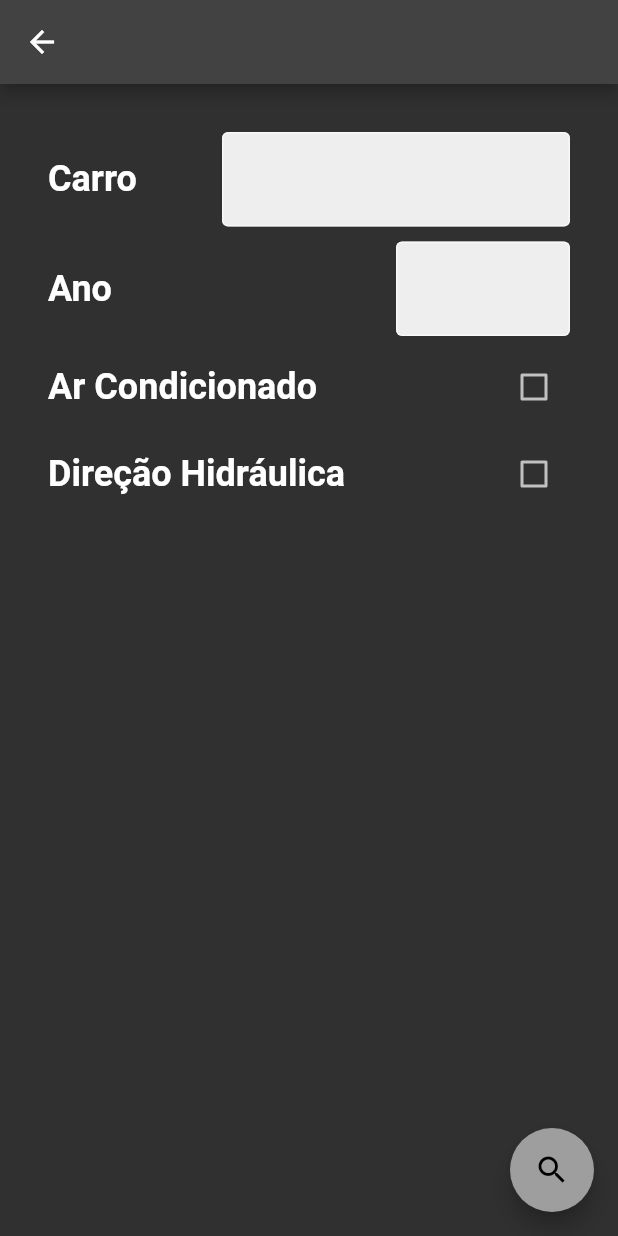
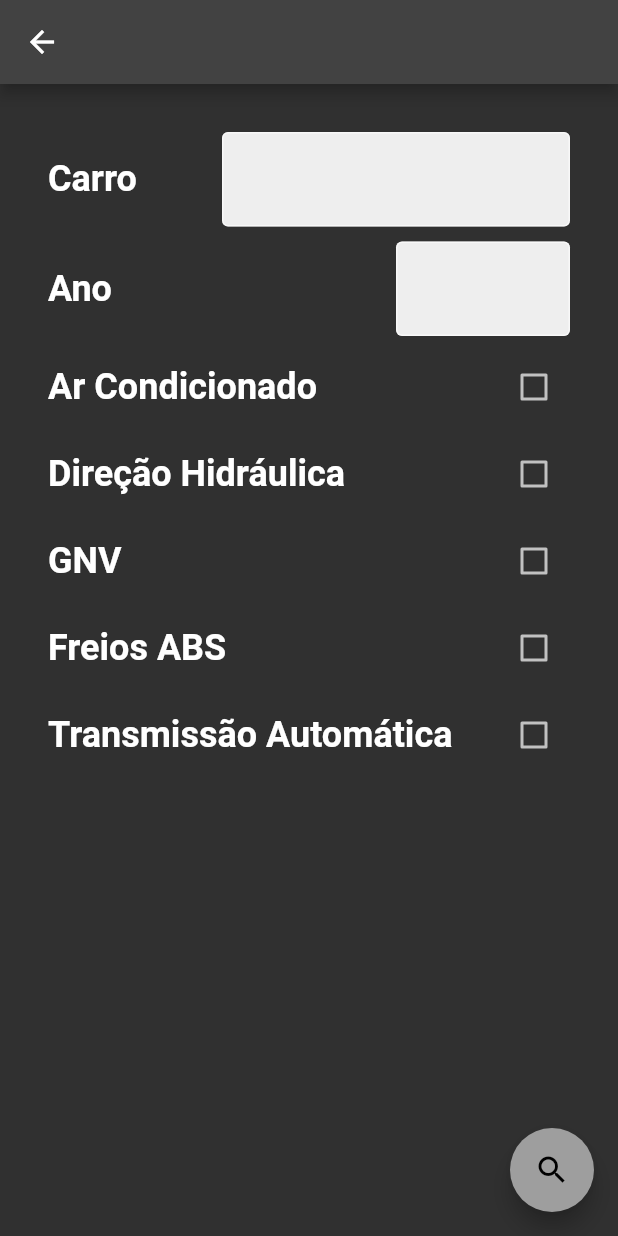
Before and after one commit to irenaldojs/busca_peca, a Flutter app: the CatalogPage screen opened directly with empty values, on a phone screen of 412 x 824 dp. Run offline on Flutter 3.47's test engine with Material 2 defaults, Android fonts, the phone set to English and light mode, and no system bars; our stand-ins replace auto_size_text, cloud_firestore, firebase_auth, firebase_core, flutter_signin_button, get and 1 more; accounts and stored records are empty.

Commit message:
Add abs, ta and gnv checks in catalog page

```diff
--- a/lib/app/pages/catalog/catalog_controller.dart
+++ b/lib/app/pages/catalog/catalog_controller.dart
@@ -12,6 +12,9 @@ class CatalogController extends GetxController {
   var age = TextEditingController().obs;
   var acd = false.obs;
   var dh = false.obs;
+  var abs = false.obs;
+  var ta = false.obs;
+  var gnv = false.obs;
 
   toUpperCaseCar(){
     car.value.text.toUpperCase();
--- a/lib/app/pages/catalog/catalog_page.dart
+++ b/lib/app/pages/catalog/catalog_page.dart
@@ -20,18 +20,18 @@ class CatalogPage extends GetView<CatalogController> {
           child: Column(
             children: [
               filterCar(controller),
-              const SizedBox(
-                height: 10,
-              ),
+              const SizedBox(height: 10),
               filterAge(controller),
-              const SizedBox(
-                height: 10,
-              ),
+              const SizedBox(height: 10),
               checkboxACD(controller),
-              const SizedBox(
-                height: 10,
-              ),
+              const SizedBox(height: 10),
               checkboxDH(controller),
+              const SizedBox(height: 10),
+              checkboxGNV(controller),
+              const SizedBox(height: 10),
+              checkboxABS(controller),
+              const SizedBox(height: 10),
+              checkboxTA(controller)
             ],
           ),
         ),
--- a/lib/app/pages/catalog/catalog_widgets.dart
+++ b/lib/app/pages/catalog/catalog_widgets.dart
@@ -97,3 +97,53 @@ checkboxDH(CatalogController controller) {
     ],
   );
 }
+checkboxGNV(CatalogController controller) {
+  return Row(
+    mainAxisAlignment: MainAxisAlignment.spaceBetween,
+    children: [
+      Text(
+        'GNV',
+        style: textStyle,
+      ),
+      Obx(() => Checkbox(
+          value: controller.gnv.value,
+          onChanged: (value) {
+            controller.gnv.value = value ?? controller.gnv.value;
+          }))
+    ],
+  );
+}
+
+checkboxABS(CatalogController controller) {
+  return Row(
+    mainAxisAlignment: MainAxisAlignment.spaceBetween,
+    children: [
+      Text(
+        'Freios ABS',
+        style: textStyle,
+      ),
+      Obx(() => Checkbox(
+          value: controller.abs.value,
+          onChanged: (value) {
+            controller.abs.value = value ?? controller.abs.value;
+          }))
+    ],
+  );
+}
+
+checkboxTA(CatalogController controller) {
+  return Row(
+    mainAxisAlignment: MainAxisAlignment.spaceBetween,
+    children: [
+      Text(
+        'Transmissão Automática',
+        style: textStyle,
+      ),
+      Obx(() => Checkbox(
+          value: controller.ta.value,
+          onChanged: (value) {
+            controller.ta.value = value ?? controller.ta.value;
+          }))
+    ],
+  );
+}
--- a/lib/app/pages/catalogData/catalog_data_widgets.dart
+++ b/lib/app/pages/catalogData/catalog_data_widgets.dart
@@ -13,6 +13,7 @@ Widget listData(Map<String, dynamic> item) {
       const TextStyle(fontSize: 20, color: Colors.black, fontWeight: FontWeight.bold, fontStyle: FontStyle.italic );
 
   List<Widget> rows = [];
+
   for (var row in item.keys) {
     bool car = row == 'carro';
     Widget temp = Container(
```
Lines whose indentation alone changed are shown as unchanged.
